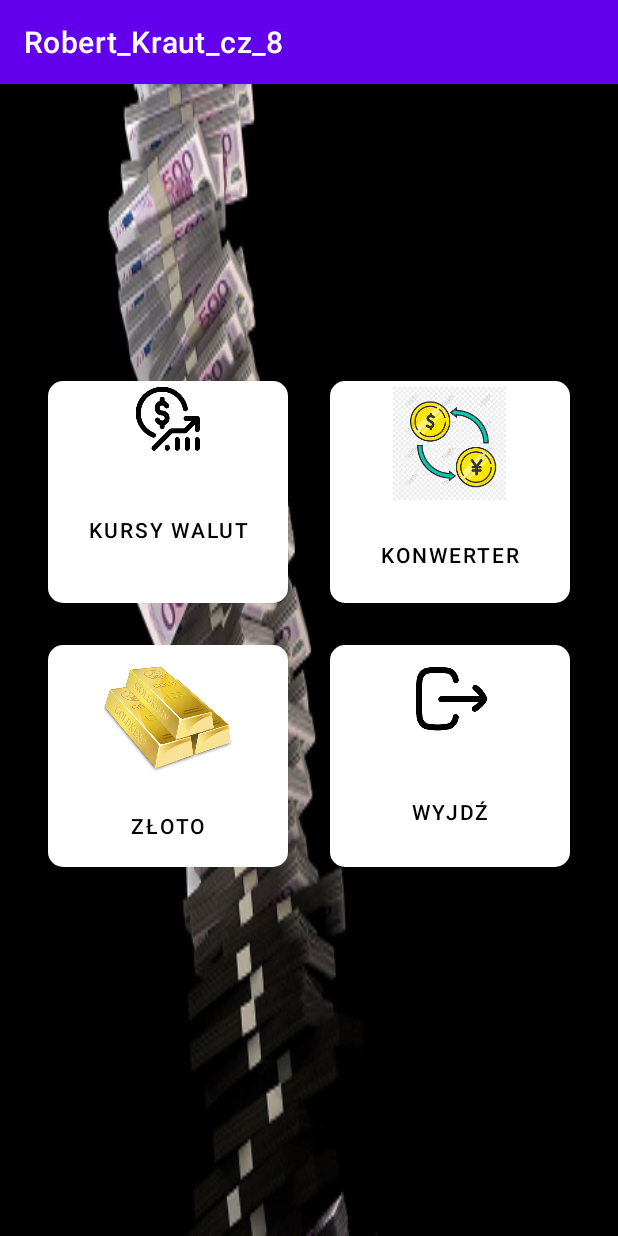
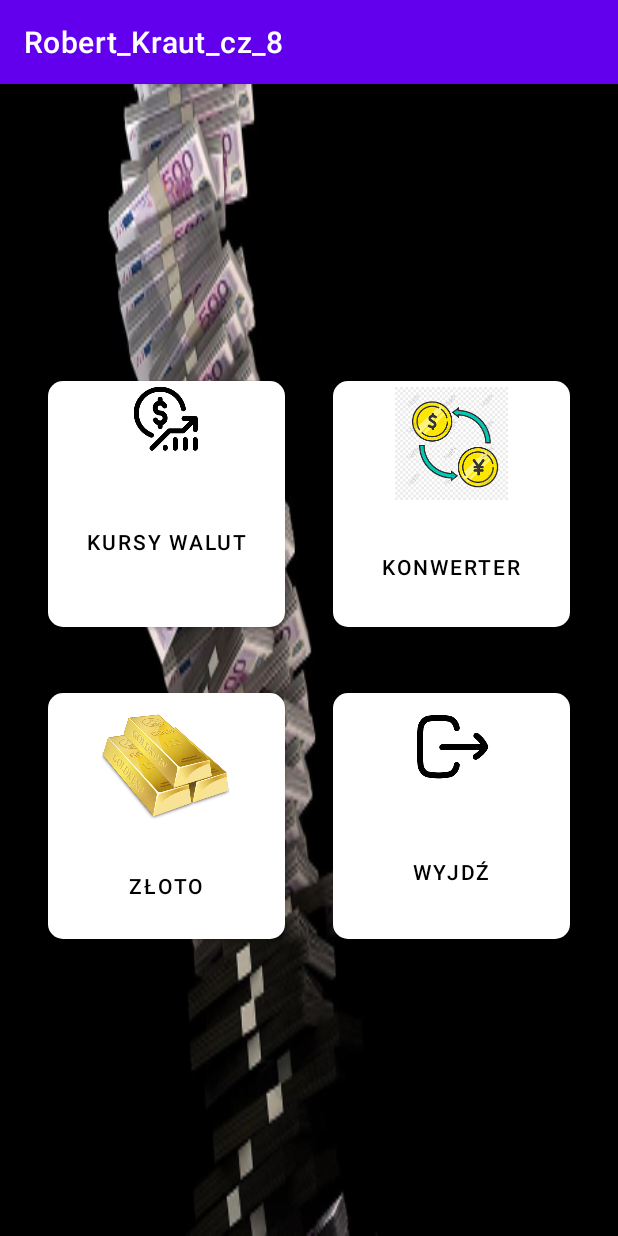
Before and after one commit to JankDev/AndroidStudioProjects, an Android app: the screen it shows after launch (MainActivity), on a phone screen of 412 x 824 dp. Run offline under Robolectric (Android 15) with nearby library versions, the phone set to English and light mode, and no system bars.

Commit message:
Fix main and gold layout

```diff
--- a/kursy_walut/Robert_Kraut_cz_8/app/src/main/res/layout/activity_main.xml
+++ b/kursy_walut/Robert_Kraut_cz_8/app/src/main/res/layout/activity_main.xml
@@ -10,10 +10,12 @@
 
     <Button
         android:id="@+id/gold"
-        android:layout_width="160dp"
-        android:layout_height="160dp"
+        android:layout_width="0dp"
+        android:layout_height="0dp"
         android:layout_marginStart="32dp"
         android:layout_marginTop="16dp"
+        android:layout_marginEnd="16dp"
+        android:layout_marginBottom="192dp"
         android:drawableTop="@mipmap/gold"
         android:onClick="onViewGoldButtonClick"
         android:text="@string/gold"
@@ -21,6 +23,7 @@
         app:backgroundTint="@color/white"
         app:cornerRadius="@dimen/corner_radius"
         app:iconTint="@color/black"
+        app:layout_constraintBottom_toBottomOf="parent"
         app:layout_constraintEnd_toStartOf="@+id/exit"
         app:layout_constraintHorizontal_bias="0.0"
         app:layout_constraintStart_toStartOf="parent"
@@ -28,10 +31,12 @@
 
     <Button
         android:id="@+id/exit"
-        android:layout_width="160dp"
-        android:layout_height="160dp"
+        android:layout_width="0dp"
+        android:layout_height="0dp"
+        android:layout_marginStart="16dp"
         android:layout_marginTop="16dp"
         android:layout_marginEnd="32dp"
+        android:layout_marginBottom="192dp"
         android:drawableTop="@mipmap/leave"
         android:onClick="onExitButtonClick"
         android:text="@string/exit"
@@ -39,16 +44,19 @@
         app:backgroundTint="@color/white"
         app:cornerRadius="@dimen/corner_radius"
         app:iconTint="@color/black"
+        app:layout_constraintBottom_toBottomOf="parent"
         app:layout_constraintEnd_toEndOf="parent"
+        app:layout_constraintStart_toEndOf="@+id/gold"
         app:layout_constraintTop_toBottomOf="@+id/convert" />
 
     <Button
         android:id="@+id/price"
-        android:layout_width="160dp"
-        android:layout_height="160dp"
+        android:layout_width="0dp"
+        android:layout_height="0dp"
         android:layout_marginStart="32dp"
-        android:layout_marginLeft="32dp"
         android:layout_marginTop="192dp"
+        android:layout_marginEnd="16dp"
+        android:layout_marginBottom="16dp"
         android:drawableTop="@mipmap/price"
         android:onClick="onViewCurrencyButtonClick"
         android:text="@string/price"
@@ -65,18 +73,21 @@
 
     <Button
         android:id="@+id/convert"
-        android:layout_width="160dp"
-        android:layout_height="160dp"
+        android:layout_width="0dp"
+        android:layout_height="0dp"
+        android:layout_marginStart="16dp"
         android:layout_marginTop="192dp"
         android:layout_marginEnd="32dp"
-        android:layout_marginRight="32dp"
+        android:layout_marginBottom="16dp"
         android:drawableTop="@mipmap/conversion"
         android:text="@string/convert"
         android:textColor="@color/black"
         app:backgroundTint="@color/white"
         app:cornerRadius="@dimen/corner_radius"
         app:iconTint="@color/black"
+        app:layout_constraintBottom_toTopOf="@+id/exit"
         app:layout_constraintEnd_toEndOf="parent"
+        app:layout_constraintStart_toEndOf="@+id/price"
         app:layout_constraintTop_toTopOf="parent" />
 
 </androidx.constraintlayout.widget.ConstraintLayout>
```
Also changed, not shown: kursy_walut/Robert_Kraut_cz_8/app/src/main/res/layout/activity_gold_view.xml (+15 -19 lines).
